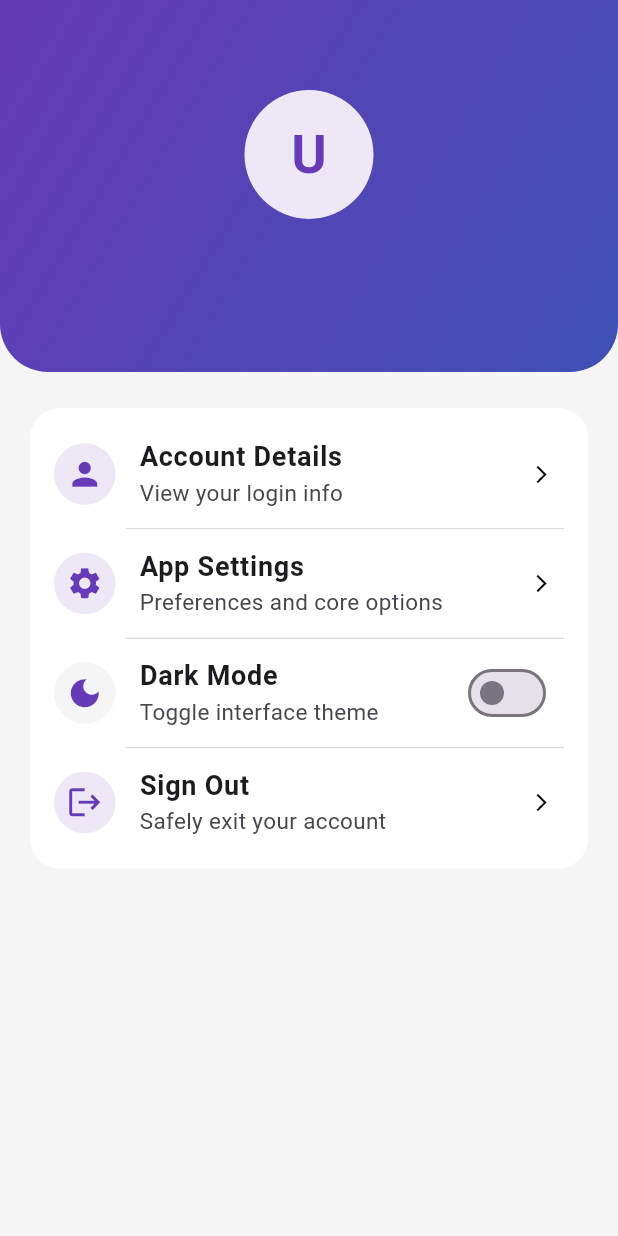
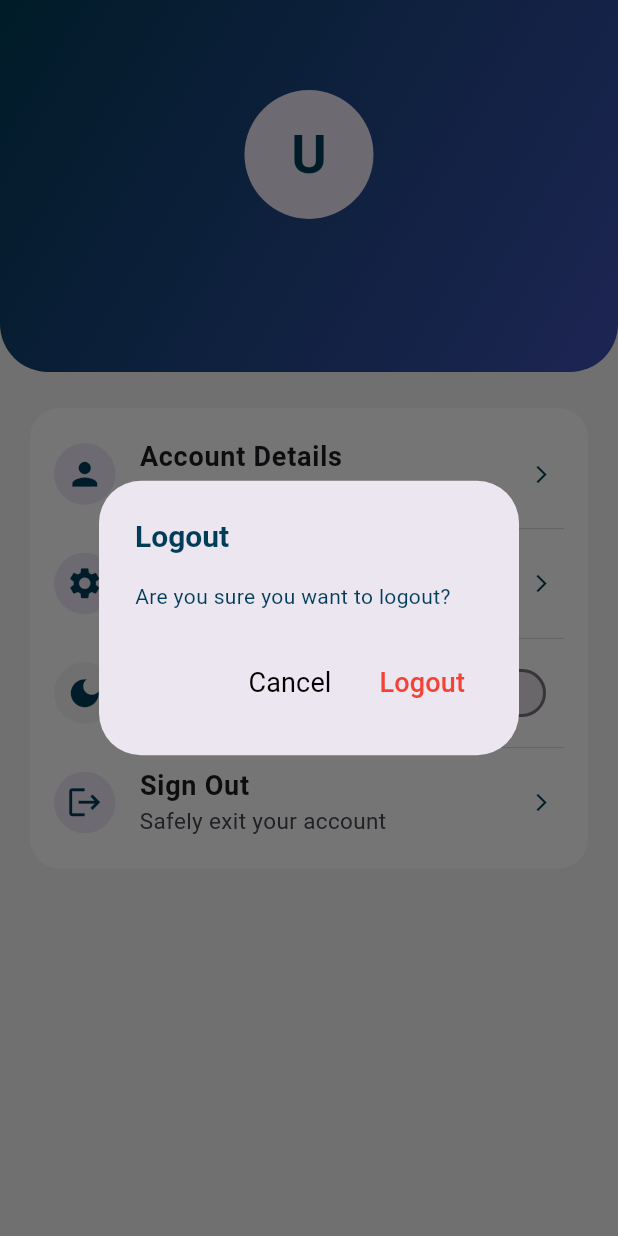
Before and after one commit to abdelrhman20500/cs_academy_e-learning_app, a Flutter app: the ProfileView screen opened directly, after a tap on "Sign Out", on a phone screen of 412 x 824 dp. Run offline on Flutter 3.47's test engine with Material 3 defaults, Android fonts, the light colour scheme and no system bars; our stand-ins replace cached_network_image, dartz, flick_video_player, flutter_bloc, shared_preferences, shimmer and 2 more; accounts and stored records are empty.

Commit message:
Change Color For App

```diff
--- a/lib/Core/constants/app_color.dart
+++ b/lib/Core/constants/app_color.dart
@@ -1,7 +1,7 @@
 import 'package:flutter/material.dart';
 
 class AppColors{
-  static const Color primaryColor =Colors.purple;
+  static const Color primaryColor =Color(0xff013C58);
   static const Color secondColor =Color(0xff242C40);
   static const Color thirdColor =Colors.white;
 
--- a/lib/Features/auth/data/repo/auth_repo.dart
+++ b/lib/Features/auth/data/repo/auth_repo.dart
@@ -16,7 +16,11 @@ class AuthRepo{
   Future<Either<String, void>> signUp({required String name,
     required String email, required String password})async{
     try {
-      final response = await supabase.auth.signUp(email: email ,password: password);
+      final response = await supabase.auth.signUp(
+        email: email,
+        password: password,
+        data: {'name': name},
+      );
       await saveUserData(name: name, email: email);
       return right(null);
     }on AuthException catch(e){
--- a/lib/Features/auth/presentation/view/widget/top_logo.dart
+++ b/lib/Features/auth/presentation/view/widget/top_logo.dart
@@ -17,10 +17,10 @@ class TopLogo extends StatelessWidget {
           mainAxisAlignment: MainAxisAlignment.center,
           children: [
             const Text("E_learning", style: TextStyle(
-                color: Colors.blue, fontSize: 24, fontWeight: FontWeight.bold),),
+                color: Colors.white, fontSize: 24, fontWeight: FontWeight.bold),),
             const SizedBox(height: 10,),
             Text(text, style: const TextStyle(
-                color: Colors.blue, fontSize: 24, fontWeight: FontWeight.bold),),
+                color: Colors.white, fontSize: 24, fontWeight: FontWeight.bold),),
           ],
         )
     );
--- a/lib/Features/course_details/presentation/view/course_details_view.dart
+++ b/lib/Features/course_details/presentation/view/course_details_view.dart
@@ -1,4 +1,5 @@
 import 'package:cached_network_image/cached_network_image.dart';
+import 'package:cs_academy_e_learning_app/Core/constants/app_color.dart';
 import 'package:cs_academy_e_learning_app/Core/functions/snack_bar_message.dart';
 import 'package:cs_academy_e_learning_app/Core/theme/app_theme.dart';
 import 'package:cs_academy_e_learning_app/Core/widgets/custom_bottom.dart';
@@ -100,7 +101,7 @@ class CourseDetailsView extends StatelessWidget {
                                     : "Enroll Course",
                                 backgroundColor: state is AlreadyEnrollState || state is EnrollSuccess
                                     ? Colors.green
-                                    : Colors.deepPurple,
+                                    : AppColors.primaryColor,
                                 onPressed: () {
                                   if (state is AlreadyEnrollState || state is EnrollSuccess) {
                                     Navigator.push(context, MaterialPageRoute(builder: (context) {
--- a/lib/Features/home/presentation/view/widget/courses_card.dart
+++ b/lib/Features/home/presentation/view/widget/courses_card.dart
@@ -1,4 +1,5 @@
 import 'package:cached_network_image/cached_network_image.dart';
+import 'package:cs_academy_e_learning_app/Core/constants/app_color.dart';
 import 'package:cs_academy_e_learning_app/Core/widgets/custom_bottom.dart';
 import 'package:flutter/material.dart';
 import 'package:shimmer/shimmer.dart';
@@ -75,7 +76,7 @@ class CoursesCard extends StatelessWidget {
                   "price": price,
                 },
               );
-            },borderRadius: BorderRadius.circular(16.0),)
+            },borderRadius: BorderRadius.circular(16.0),backgroundColor: AppColors.primaryColor,)
           ],
         ),
       ),
--- a/lib/Features/home/presentation/view/widget/courses_grid_view.dart
+++ b/lib/Features/home/presentation/view/widget/courses_grid_view.dart
@@ -14,7 +14,7 @@ class CoursesGridView extends StatelessWidget {
         crossAxisCount: 2,
         crossAxisSpacing: 14.0,
         mainAxisSpacing: 14.0,
-        childAspectRatio: 2.4 / 4.0,
+        childAspectRatio: 2.3 / 4.0,
       ),
       delegate: SliverChildBuilderDelegate(
             (context, index) {
--- a/lib/Features/my_courses/data/repo/my_courses_repo.dart
+++ b/lib/Features/my_courses/data/repo/my_courses_repo.dart
@@ -14,7 +14,9 @@ class MyCoursesRepo{
       .eq("user_id", currentUser.id);
       List<CourseModel> courses =[];
       for(var course in response){
-        courses.add(CourseModel.fromJson(course["courses"]));
+        if (course["courses"] != null) {
+          courses.add(CourseModel.fromJson(course["courses"]));
+        }
       }
       return right(courses);
     }catch (e) {
--- a/lib/Features/profile/presentation/view/profile_view.dart
+++ b/lib/Features/profile/presentation/view/profile_view.dart
@@ -1,5 +1,7 @@
 import 'package:cs_academy_e_learning_app/Core/Routing/routes.dart';
+import 'package:cs_academy_e_learning_app/Core/constants/app_color.dart';
 import 'package:cs_academy_e_learning_app/Core/functions/snack_bar_message.dart';
+import 'package:cs_academy_e_learning_app/Core/theme/app_theme.dart';
 import 'package:cs_academy_e_learning_app/Features/profile/data/repo/profile_repo.dart';
 import 'package:cs_academy_e_learning_app/Features/profile/presentation/view/widget/profile_list_title.dart';
 import 'package:cs_academy_e_learning_app/Features/profile/presentation/view_manager/profile_cubit.dart';
@@ -50,7 +52,7 @@ class _ProfileViewState extends State<ProfileView> {
                       padding: const EdgeInsets.only(top: 60, bottom: 30, left: 24, right: 24),
                       decoration: const BoxDecoration(
                         gradient: LinearGradient(
-                          colors: [Colors.deepPurple, Colors.indigo],
+                          colors: [AppColors.primaryColor, Colors.indigo],
                           begin: Alignment.topLeft,
                           end: Alignment.bottomRight,
                         ),
@@ -66,7 +68,7 @@ class _ProfileViewState extends State<ProfileView> {
                             backgroundColor: Colors.deepPurple[50],
                             child: Text(
                               nameInitial,
-                              style: const TextStyle(fontSize: 36, fontWeight: FontWeight.bold, color: Colors.deepPurple),
+                              style: const TextStyle(fontSize: 36, fontWeight: FontWeight.bold, color: AppColors.primaryColor),
                             ),
                           ),
                           const SizedBox(height: 16),
@@ -86,20 +88,20 @@ class _ProfileViewState extends State<ProfileView> {
                         ),
                         child: Column(
                           children: [
-                            const ProfileListTitle(icon:Icons.person,text1: "Account Details",text2: "View your login info",),
+                            ProfileListTitle(icon:Icons.person,text1: "Account Details",text2: "View your login info",),
                             const Divider(height: 1, thickness: 0.5, indent: 64, endIndent: 16),
-                            const ProfileListTitle(icon:Icons.settings,text1: "App Settings",text2:"Preferences and core options",),
+                            ProfileListTitle(icon:Icons.settings,text1: "App Settings",text2:"Preferences and core options",),
                             const Divider(height: 1, thickness: 0.5, indent: 64, endIndent: 16),
                             SwitchListTile(
                               secondary: Container(
                                 padding: const EdgeInsets.all(8),
                                 decoration: BoxDecoration(color: Colors.grey[100], shape: BoxShape.circle),
-                                child: const Icon(Icons.dark_mode, color: Colors.deepPurple, size: 25),
+                                child: const Icon(Icons.dark_mode, color: AppColors.primaryColor, size: 25),
                               ),
                               title: const Text("Dark Mode", style: TextStyle(fontWeight: FontWeight.w600, fontSize: 18)),
                               subtitle: const Text("Toggle interface theme", style: TextStyle(fontSize: 15)),
                               value: _isDarkMode,
-                              activeColor: Colors.deepPurple,
+                              activeColor: AppColors.primaryColor,
                               onChanged: (value) {
                                 setState(() {
                                   _isDarkMode = value;
@@ -107,7 +109,10 @@ class _ProfileViewState extends State<ProfileView> {
                               },
                             ),
                             const Divider(height: 1, thickness: 0.5, indent: 64, endIndent: 16),
-                            const ProfileListTitle(icon:Icons.logout,text1: "Sign Out",text2:"Safely exit your account",),
+                            ProfileListTitle(icon:Icons.logout,text1: "Sign Out",text2:"Safely exit your account",
+                            onTap: (){
+                              _showLogoutDialog(context, context.read<ProfileCubit>());
+                            },),
                           ],
                         ),
                       ),
@@ -122,4 +127,26 @@ class _ProfileViewState extends State<ProfileView> {
       ),
     );
   }
+  void _showLogoutDialog(BuildContext context, ProfileCubit cubit) {
+    showDialog(
+      context: context,
+      builder: (context) => AlertDialog(
+        title: Text("Logout", style: AppTheme.textStyle20.copyWith(color: AppColors.primaryColor),),
+        content: const Text("Are you sure you want to logout?", style: TextStyle(color: AppColors.primaryColor),),
+        actions: [
+          TextButton(
+            onPressed: () => Navigator.pop(context),
+            child: const Text("Cancel",style: AppTheme.textStyle18,),
+          ),
+          TextButton(
+            onPressed: () {
+              Navigator.pop(context);
+              cubit.signOut();
+            },
+            child: const Text("Logout", style: TextStyle(fontSize: 18, color: Colors.red)),
+          ),
+        ],
+      ),
+    );
+  }
 }
--- a/lib/Features/profile/presentation/view/widget/profile_list_title.dart
+++ b/lib/Features/profile/presentation/view/widget/profile_list_title.dart
@@ -1,23 +1,25 @@
+import 'package:cs_academy_e_learning_app/Core/constants/app_color.dart';
 import 'package:flutter/material.dart';
 
 class ProfileListTitle extends StatelessWidget {
-  const ProfileListTitle({super.key, required this.text1, required this.text2, required this.icon,});
+  ProfileListTitle({super.key, required this.text1, required this.text2, required this.icon,this.onTap});
 
   final String text1;
   final String text2;
   final IconData icon;
+  void Function()? onTap;
   @override
   Widget build(BuildContext context) {
     return ListTile(
       leading: Container(
         padding: const EdgeInsets.all(8),
         decoration: BoxDecoration(color: Colors.deepPurple[50], shape: BoxShape.circle),
-        child: Icon(icon, color: Colors.deepPurple, size: 25),
+        child: Icon(icon, color: AppColors.primaryColor, size: 25),
       ),
       title: Text(text1, style: const TextStyle(fontWeight: FontWeight.w600, fontSize: 18)),
       subtitle: Text(text2, style: const TextStyle(fontSize: 15)),
-      trailing: const Icon(Icons.arrow_forward_ios, size: 14, color: Colors.black),
-      onTap: () {},
+      trailing: const Icon(Icons.arrow_forward_ios, size: 14, color:AppColors.primaryColor),
+      onTap: onTap,
     );
   }
 }
```
Also changed, not shown: lib/Core/widgets/custom_bottom.dart (+4 -3 lines), lib/Features/auth/presentation/view/login_view.dart (+4 -3 lines), lib/Features/auth/presentation/view/sign_up_view.dart (+5 -3 lines), lib/Features/course_video/presentation/view/course_video_view.dart (+22 -16 lines), lib/Features/course_video/presentation/view/video_player_view.dart (+27 -16 lines), lib/Features/course_video/presentation/view/widget/lesson_card.dart (+7 -4 lines), lib/Features/home/presentation/view/home_view.dart (+35 -2 lines), lib/Features/my_courses/presentation/view/my_courses_view.dart (+40 -17 lines), lib/Features/my_courses/presentation/view/widget/my_courses_card.dart (+35 -15 lines).
